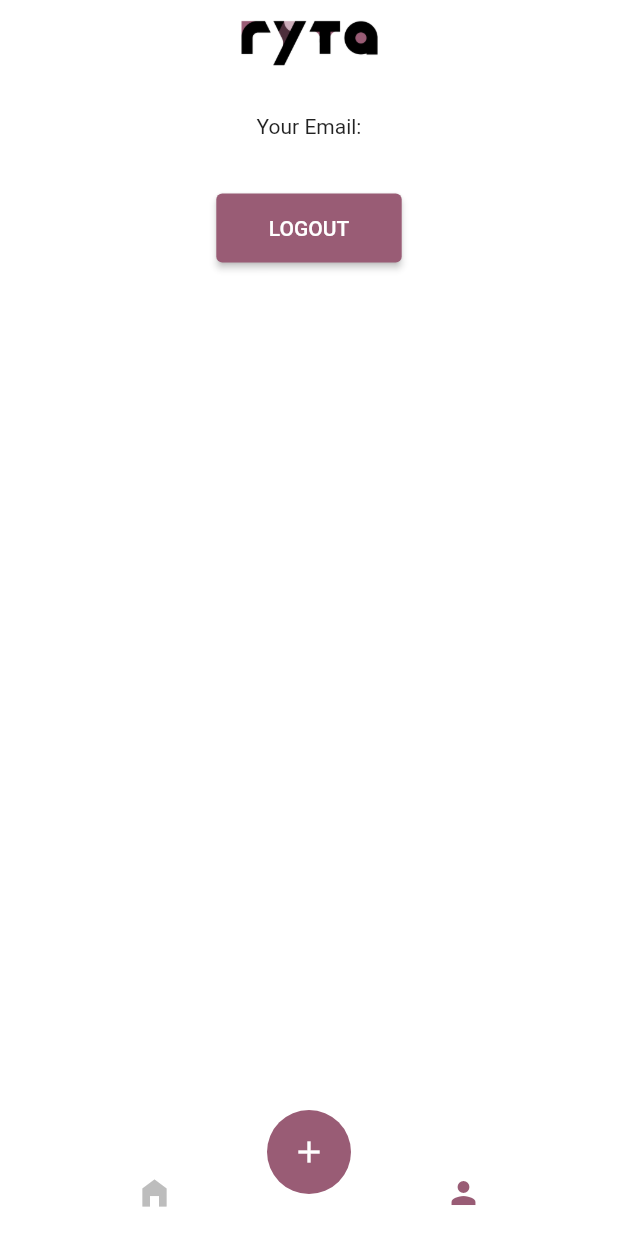
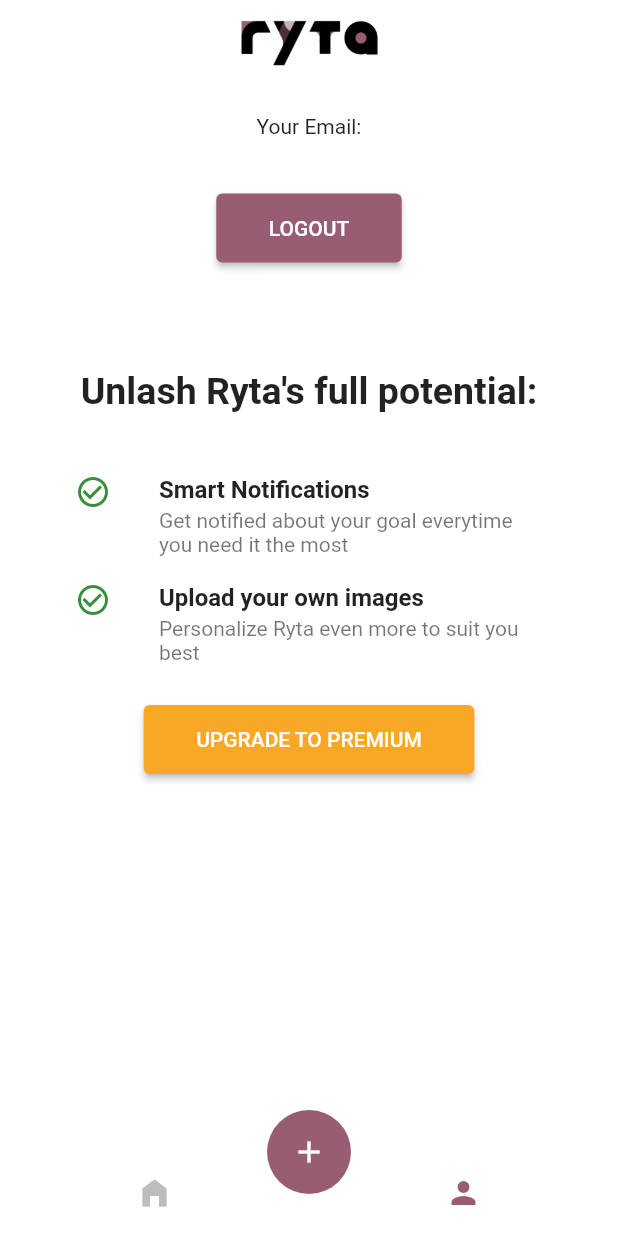
Before and after one commit to BSW1985/ryta_app, a Flutter app: the screen it shows once a user with an empty profile is signed in, item 2 of the bottom bar chosen, after a tap on "LOGOUT", on a phone screen of 412 x 824 dp. Run offline on Flutter 3.47's test engine with Material 2 defaults, Android fonts, the phone set to English and light mode, and no system bars; our stand-ins replace cached_network_image, cloud_firestore, date_format, firebase_auth, firebase_core, flutter_spinkit and 1 more; missing offline and left inert: parallax_image; accounts and stored records are empty; project files that could hold a hidden picture were left out.

Commit message:
Update to Premium button for testing

```diff
--- a/lib/screens/home/goal_image_search.dart
+++ b/lib/screens/home/goal_image_search.dart
@@ -113,6 +113,11 @@ class _GoalImageSearchState extends State<GoalImageSearch> {
           }
           return true;
         },
+          child: NotificationListener<OverscrollIndicatorNotification>( // disabling a scroll glow
+            // ignore: missing_return
+            onNotification: (overscroll) {
+              overscroll.disallowGlow();
+            },
                       child: Scaffold(
               backgroundColor: Colors.white,
               appBar: AppBar(
@@ -154,6 +159,7 @@ class _GoalImageSearchState extends State<GoalImageSearch> {
                     ),
                    ),
 
+            ),
           ),
 
   );
--- a/lib/screens/home/goals_list.dart
+++ b/lib/screens/home/goals_list.dart
@@ -1,6 +1,7 @@
 import 'package:flutter/material.dart';
 import 'package:parallax_image/parallax_image.dart';
 import 'package:provider/provider.dart';
+import 'package:ryta_app/config/keys.dart';
 import 'package:ryta_app/models/goal.dart';
 import 'package:ryta_app/models/unsplash_image.dart';
 import 'package:ryta_app/models/user.dart';
@@ -25,6 +26,21 @@ class _GoalsListState extends State<GoalsList> {
 
       final goals = Provider.of<List<Goal>>(context);
       final user = Provider.of<RytaUser>(context);
+
+      // keys for Unsplash are confidential
+                if (Keys.UNSPLASH_API_CLIENT_ID == "ask_Marek")
+                    return AlertDialog(
+                      title: Text('Ask Marek for Unsplash keys'),
+                      content: Text('Othewise it will not work'),
+                      actions: <Widget>[
+                        TextButton(
+                          child: Text('Mach ich!'),
+                          onPressed: (){
+                            Navigator.of(context).pop();
+                          }
+                        ),
+                      ],
+                    );
 
       return Scaffold(
           backgroundColor: Colors.white,
--- a/lib/screens/home/settings_form.dart
+++ b/lib/screens/home/settings_form.dart
@@ -1,7 +1,10 @@
+import 'package:flutter/gestures.dart';
 import 'package:flutter/material.dart';
 import 'package:provider/provider.dart';
 import 'package:ryta_app/models/user.dart';
 import 'package:ryta_app/services/auth.dart';
+import 'package:ryta_app/services/database.dart';
+import 'package:url_launcher/url_launcher.dart';
 
 ///Showing a personal settings and info
 class SettingsForm extends StatefulWidget {
@@ -39,6 +42,104 @@ class _SettingsFormState extends State<SettingsForm> {
                     onPressed: () async {
 
                     await _auth.signOut();
+
+                        }
+                    ),
+                  SizedBox(height: 70.0),
+                  Text(
+                  "Unlash Ryta's full potential:",
+                  style: TextStyle(fontWeight: FontWeight.bold, fontSize: 25.0),
+                  ),
+                  SizedBox(height: 25.0),
+                  Padding(
+                    padding: const EdgeInsets.only(left:50.0, right: 50.0),
+                    child: Column(
+                      children: <Widget>[
+                        ListTile(
+                          leading: Icon(Icons.check_circle_outline, color: Colors.green[700]),
+                          minVerticalPadding: 0.0,
+                          contentPadding: EdgeInsets.only(top: 0.0, bottom: 0.0),
+                          title: new Text('Smart Notifications', style: TextStyle(fontWeight: FontWeight.bold),),
+                          subtitle: new Text('Get notified about your goal everytime you need it the most'),
+                        ),
+                        ListTile(
+                          leading: Icon(Icons.check_circle_outline, color: Colors.green[700]),
+                          minVerticalPadding: 0.0,
+                          contentPadding: EdgeInsets.only(top: 0.0, bottom: 0.0),
+                          title: new Text('Upload your own images', style: TextStyle(fontWeight: FontWeight.bold),),
+                          subtitle: new Text('Personalize Ryta even more to suit you best'),
+                        )
+                      ],
+                    ),
+                  ),
+                  SizedBox(height: 25.0),
+                  ElevatedButton(
+                    style: ButtonStyle(
+                      backgroundColor: MaterialStateProperty.all<Color>(Color(0xFFF9A825)),
+                    ),
+                    child: Text(
+                      'UPGRADE TO PREMIUM',
+                      ),
+                    onPressed: () async {
+
+                    showDialog(
+                      context: context,
+                      builder: (context) => AlertDialog(
+                      title: Row(
+                          children:[
+                            Padding(
+                              padding: const EdgeInsets.only(right: 10.0),
+                              child: Icon(Icons.thumb_up_alt, color: Color(0xFFF9A825), size: 40.0,),
+                            ),
+                            Flexible(child: Text('We are doing our best to make these features available!')),
+                            ]
+                          ),
+                      content:
+                        RichText(
+                          text: TextSpan(
+                              children: [
+                                TextSpan(
+                                  text: "We appreciate your interest! If like our vision, have other ideas or would like to give us personla feedback, please contact us at ",
+                                  style: TextStyle(color: Colors.black),
+                                ),
+
+                                // ignore: todo
+                                // TODO: make the link work!!!
+                                TextSpan(
+                                  text: "info@ryta.eu",
+                                  style: TextStyle(fontWeight: FontWeight.bold, color: Colors.black),
+                                    recognizer: TapGestureRecognizer()..onTap =  () async{
+                                      var url = 'https://www.ryta.eu/';
+                                          if (await canLaunch(url)) {
+                                            await launch(url.toString());
+                                          } else {
+                                            throw 'Could not launch $url';
+                                          }
+                                    }
+                                ),
+                                TextSpan(
+                                  text: ". Your Ryta team :)",
+                                  style: TextStyle(color: Colors.black),
+                                ),
+                              ]
+                          ),
+                        ),
+                      // actions: <Widget>[
+                      //   TextButton(
+                      //     child: Text('Back to the app'),
+                      //     onPressed: (){
+                      //       Navigator.of(context).pop();
+                      //     }
+                      //   ),
+                      // ],
+                    ),
+                    );
+
+
+                    // Set willToPay to True
+                    DatabaseService(uid: user.uid).updateUserWillingnessToPay(true);
+
+
 
                         }
                     ),
```
Also changed, not shown: lib/services/database.dart (+7 -0 lines). Lines whose indentation alone changed are shown as unchanged.
